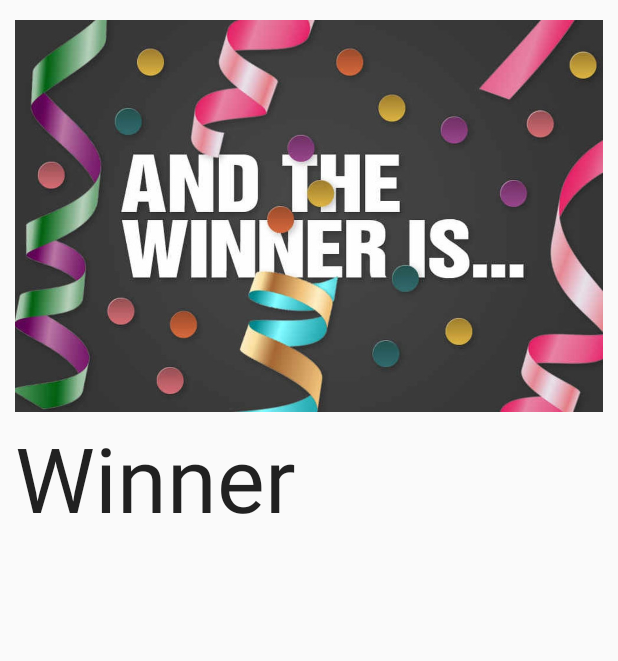
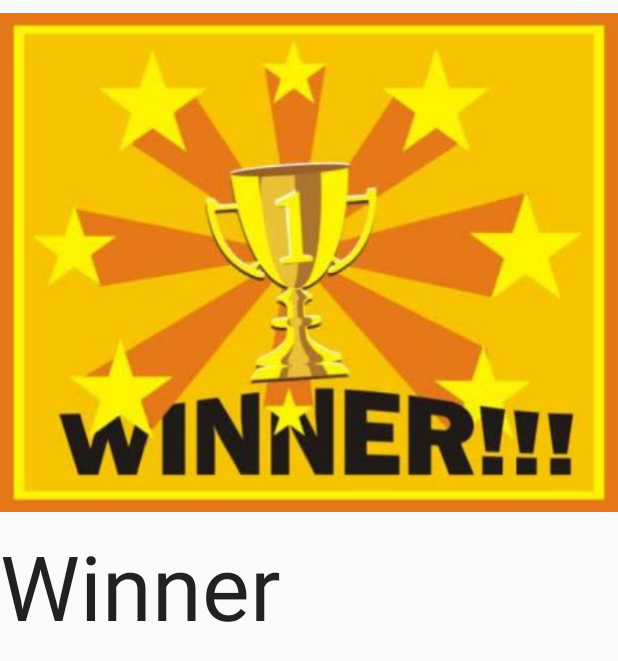
Before and after one commit to chesterc314/raffle-creator, an Android app: the layout winner_prompt.xml on its own in the app's theme, with its tools: preview values and no code run, on a phone screen of 412 x 824 dp. Shown: the top 661 px of the screen. Run offline under Robolectric (Android 15) with nearby library versions, the light colour scheme and no system bars.

Commit message:
develop: added new image for winner

```diff
--- a/app/src/main/res/layout/winner_prompt.xml
+++ b/app/src/main/res/layout/winner_prompt.xml
@@ -5,19 +5,18 @@
     android:layout_width="fill_parent"
     android:layout_height="fill_parent"
     android:orientation="vertical"
-    android:layout_centerHorizontal="true"
-    android:padding="10dp" >
+    android:layout_centerHorizontal="true">
 
 
     <ImageView
         android:layout_width="match_parent"
-        android:layout_height="268dp"
-        app:srcCompat="@mipmap/winner_congrats" />
+        android:layout_height="350dp"
+        app:srcCompat="@mipmap/winner_yellow" />
 
     <TextView
         android:id="@+id/textViewWinner"
         android:layout_width="fill_parent"
-        android:layout_height="225dp"
+        android:layout_height="135dp"
         android:text="Winner"
         android:textAppearance="?android:attr/textAppearanceLarge"
         android:textSize="60sp" />
```
Also changed, not shown: app/src/main/res/mipmap/winner_congrats.jpg (deleted), app/src/main/res/mipmap/winner_yellow.jpg (added).
